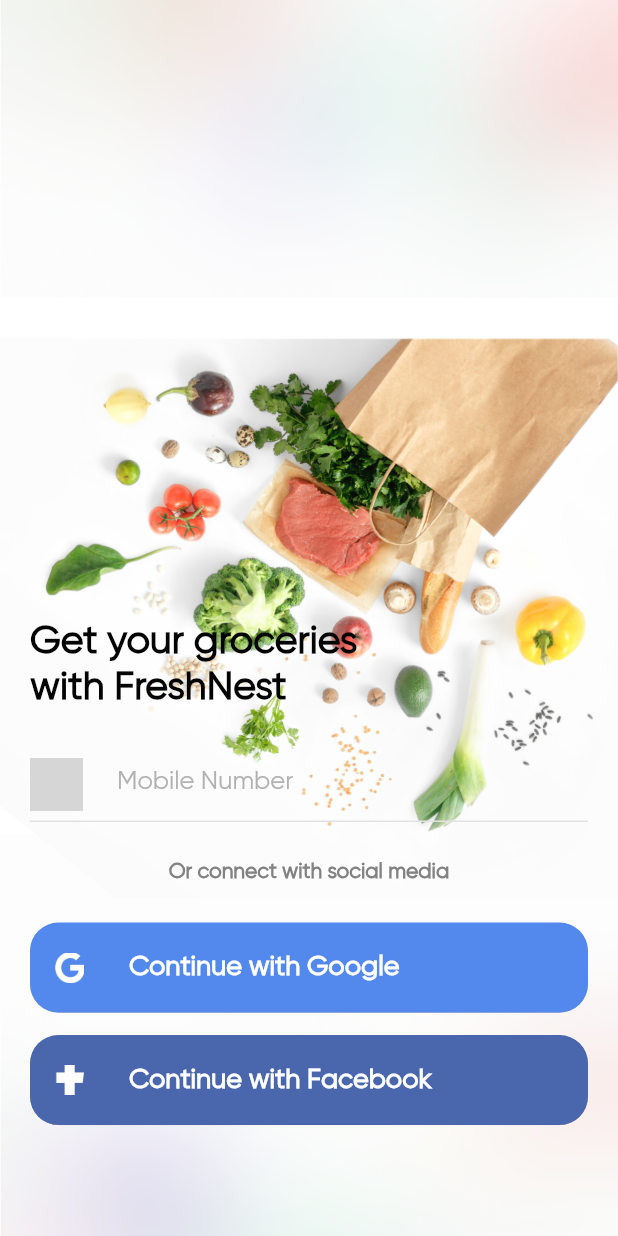
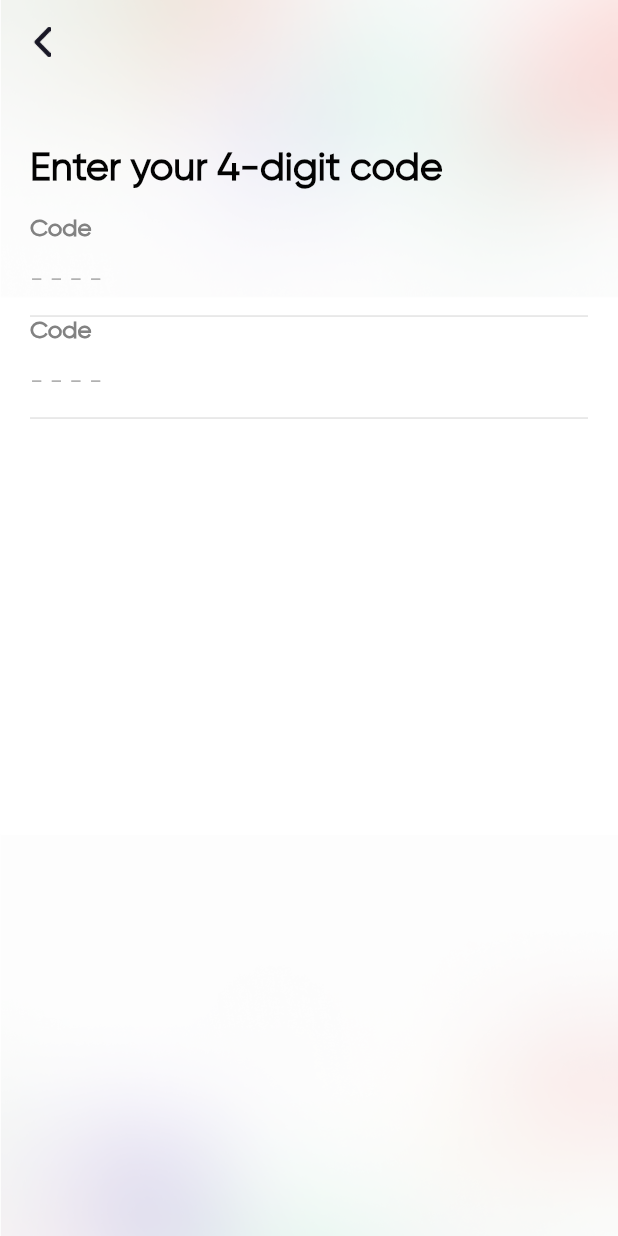
Before and after one commit to priyadarshii786/FreshNest_Mobile_App_UI, a Flutter app: the SignInView screen opened directly, after a tap on "Continue with Google", on a phone screen of 412 x 824 dp. Run offline on Flutter 3.47's test engine with Material 3 defaults, Android fonts, the phone set to English and light mode, and no system bars; our stand-ins replace get; missing offline and left inert: fl_country_code_picker; grey boxes are pictures that could not be loaded.

Commit message:
C-09; In the middle of the 4th screen ie; to enter code.

```diff
--- /dev/null
+++ b/lib/common_widget/line_textfield.dart
@@ -0,0 +1,56 @@
+import 'package:delivery_app/common/color_extension.dart';
+import 'package:flutter/material.dart';
+
+class LineTextField extends StatelessWidget {
+  // ---------------------------------------------------------------------------------------
+  final TextEditingController controller;
+  final String title;
+  final String placeholder;
+  final Widget? right;
+
+  const LineTextField(
+      {super.key,
+      required this.controller,
+      required this.title,
+      required this.placeholder,
+      this.right});
+
+  // ---------------------------------------------------------------------------------------
+
+  @override
+  Widget build(BuildContext context) {
+    return Column(
+      crossAxisAlignment: CrossAxisAlignment.start,
+      mainAxisSize: MainAxisSize.min,
+      children: [
+        Text(
+          title,
+          style: TextStyle(
+              color: TColor.secondaryText,
+              fontSize: 16,
+              fontWeight: FontWeight.w600),
+        ),
+        TextField(
+          // controller: txtOTP,
+          keyboardType: TextInputType.phone,
+          decoration: InputDecoration(
+            suffixIcon: right,
+            border: InputBorder.none,
+            enabledBorder: InputBorder.none,
+            focusedBorder: InputBorder.none,
+            hintText: placeholder,
+            hintStyle: TextStyle(
+              color: TColor.placeholder,
+              fontSize: 17,
+            ),
+          ),
+        ),
+        Container(
+          width: double.maxFinite,
+          height: 1,
+          color: const Color(0xffE2E2E2),
+        )
+      ],
+    );
+  }
+}
--- a/lib/view/login/sign_in_view.dart
+++ b/lib/view/login/sign_in_view.dart
@@ -1,5 +1,6 @@
 import 'package:delivery_app/common/color_extension.dart';
 import 'package:delivery_app/common_widget/round_button.dart';
+import 'package:delivery_app/view/login/verification_view.dart';
 import 'package:fl_country_code_picker/fl_country_code_picker.dart';
 import 'package:flutter/material.dart';
 import 'package:get/get.dart';
@@ -12,18 +13,23 @@
 }
 
 class _SignInViewState extends State<SignInView> {
+  // --------------------------------------------------------------------------------------------------------------------------
+  // Basically for the country code and the country picker. It is important to notice the place where it is written right now!!!
   TextEditingController txtMobile = TextEditingController();
   FlCountryCodePicker countryPicker = const FlCountryCodePicker();
   late CountryCode countryCode;
 
+  // Another thing worth noticing!!!
   @override
   void initState() {
     // TODO: implement initState
     super.initState();
     countryCode = countryPicker.countryCodes
-        .firstWhere((element) => element.name == "United Kingdom");
+        .firstWhere((element) => element.name == "India");
   }
+  // --------------------------------------------------------------------------------------------------------------------------
 
+  // Here now comes the actual codes.
   @override
   Widget build(BuildContext context) {
     var media = MediaQuery.sizeOf(context);
@@ -160,8 +166,14 @@
                       child: RoundIconButton(
                         title: "Continue with Google",
                         icon: "assets/img/google_logo.png",
-                        bgColor: const Color(0xff5389EC),
-                        onPressed: () {},
+                        bgColor: const Color(0xff5383EC),
+                        onPressed: () {
+                          Navigator.push(
+                              context,
+                              MaterialPageRoute(
+                                  builder: (context) =>
+                                      const VerificationView()));
+                        },
                       ),
                     ),
 
--- /dev/null
+++ b/lib/view/login/verification_view.dart
@@ -0,0 +1,110 @@
+import 'package:delivery_app/common/color_extension.dart';
+import 'package:delivery_app/common_widget/line_textfield.dart';
+import 'package:flutter/cupertino.dart';
+import 'package:flutter/material.dart';
+import 'package:flutter/widgets.dart';
+
+class VerificationView extends StatefulWidget {
+  const VerificationView({super.key});
+
+  @override
+  State<VerificationView> createState() => _VerificationViewState();
+}
+
+class _VerificationViewState extends State<VerificationView> {
+  @override
+  //
+  TextEditingController txtOTP = TextEditingController();
+  Widget build(BuildContext context) {
+    var media = MediaQuery.sizeOf(context);
+    return Stack(
+      children: [
+        Container(
+          color: Colors.white,
+          child: Image.asset(
+            "assets/img/bottom_bg.png",
+            height: media.height,
+            width: media.width,
+            fit: BoxFit.cover,
+          ),
+        ),
+        Scaffold(
+          appBar: AppBar(
+            backgroundColor: Colors.transparent,
+            elevation: 0,
+            leading: IconButton(
+              onPressed: () {
+                Navigator.pop(context);
+              },
+              icon: Image.asset(
+                "assets/img/back.png",
+                width: 20,
+                height: 20,
+              ),
+            ),
+          ),
+          backgroundColor: Colors.transparent,
+          body: SingleChildScrollView(
+            child: Padding(
+              padding: const EdgeInsets.symmetric(horizontal: 20),
+              child: Column(
+                crossAxisAlignment: CrossAxisAlignment.start,
+                children: [
+                  SizedBox(
+                    height: media.width * 0.1,
+                  ),
+                  Text(
+                    "Enter your 4-digit code",
+                    style: TextStyle(
+                        color: TColor.primaryText,
+                        fontSize: 26,
+                        fontWeight: FontWeight.w600),
+                  ),
+                  const SizedBox(
+                    height: 15,
+                  ),
+                  LineTextField(
+                      title: "Code",
+                      placeholder: "- - - -",
+                      controller: txtOTP),
+                  Column(
+                    crossAxisAlignment: CrossAxisAlignment.start,
+                    mainAxisSize: MainAxisSize.min,
+                    children: [
+                      Text(
+                        "Code",
+                        style: TextStyle(
+                            color: TColor.secondaryText,
+                            fontSize: 16,
+                            fontWeight: FontWeight.w600),
+                      ),
+                      TextField(
+                        controller: txtOTP,
+                        keyboardType: TextInputType.phone,
+                        decoration: InputDecoration(
+                          border: InputBorder.none,
+                          enabledBorder: InputBorder.none,
+                          focusedBorder: InputBorder.none,
+                          hintText: "- - - -",
+                          hintStyle: TextStyle(
+                            color: TColor.placeholder,
+                            fontSize: 17,
+                          ),
+                        ),
+                      ),
+                      Container(
+                        width: double.maxFinite,
+                        height: 1,
+                        color: const Color(0xffE2E2E2),
+                      )
+                    ],
+                  )
+                ],
+              ),
+            ),
+          ),
+        )
+      ],
+    );
+  }
+}
```
